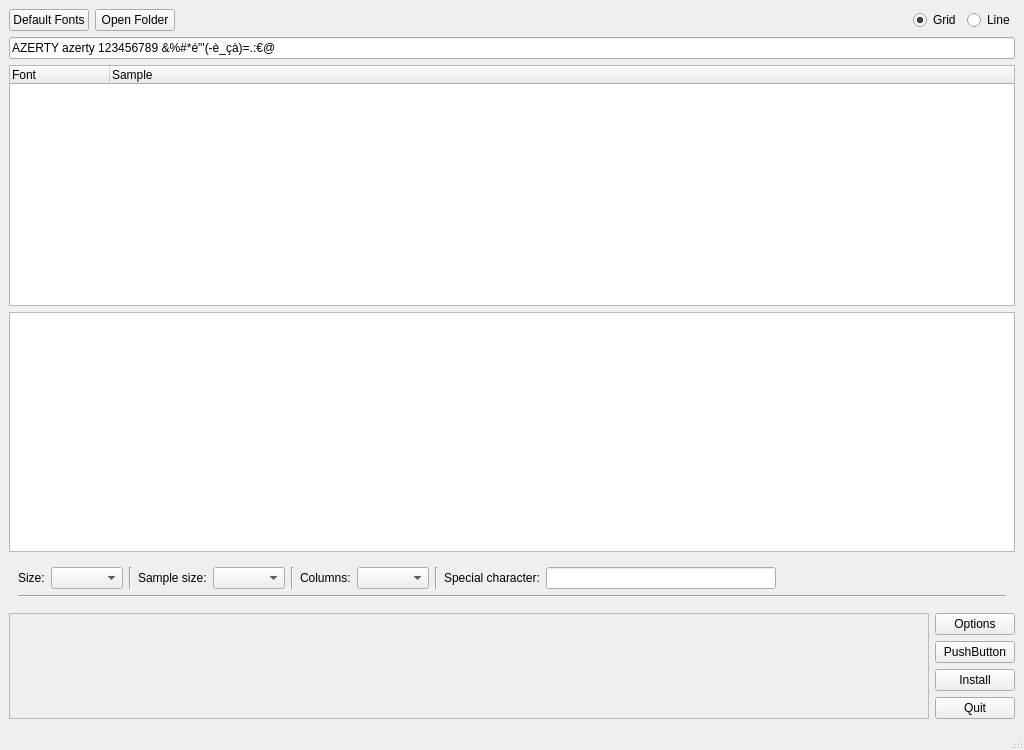
First picture: the form in mainwindow.ui, repository lbaudouin/FontInstaller, before the edit.
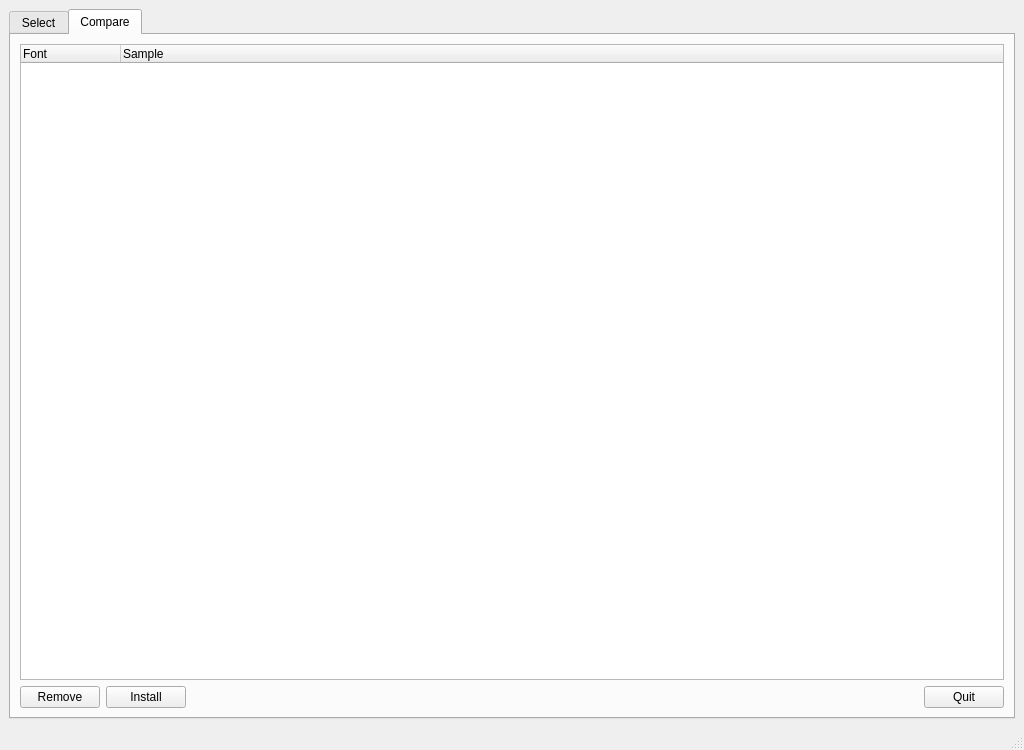
Second picture: the form after the edit. The open tabs and pages were chosen to show the change. Icons and pictures are not drawn.

The edit to the form file:
```diff
--- a/mainwindow.ui
+++ b/mainwindow.ui
@@ -18,7 +18,17 @@
     <normaloff>:/images/icon</normaloff>:/images/icon</iconset>
   </property>
   <widget class="QWidget" name="centralwidget">
-   <layout class="QVBoxLayout" name="verticalLayout_4">
+   <layout class="QVBoxLayout" name="verticalLayout_6">
+    <item>
+     <widget class="QTabWidget" name="tabWidget">
+      <property name="currentIndex">
+       <number>0</number>
+      </property>
+      <widget class="QWidget" name="tabSelect">
+       <attribute name="title">
+        <string>Select</string>
+       </attribute>
+       <layout class="QVBoxLayout" name="verticalLayout_5">
     <item>
      <layout class="QHBoxLayout" name="inputLayout">
       <item>
@@ -221,6 +231,8 @@
     <item>
      <layout class="QHBoxLayout" name="sampleLayout">
       <item>
+           <layout class="QVBoxLayout" name="verticalLayout_4">
+            <item>
        <widget class="QScrollArea" name="scrollSample">
         <property name="sizePolicy">
          <sizepolicy hsizetype="Expanding" vsizetype="Minimum">
@@ -236,12 +248,36 @@
           <rect>
            <x>0</x>
            <y>0</y>
-           <width>896</width>
-           <height>126</height>
-          </rect>
-         </property>
-        </widget>
-       </widget>
+                 <width>885</width>
+                 <height>101</height>
+                </rect>
+               </property>
+               <layout class="QHBoxLayout" name="horizontalLayout_2">
+                <item>
+                 <widget class="QLabel" name="sample">
+                  <property name="text">
+                   <string>Sample</string>
+                  </property>
+                 </widget>
+                </item>
+               </layout>
+              </widget>
+             </widget>
+            </item>
+            <item>
+             <widget class="QLabel" name="fontNameLabel">
+              <property name="sizePolicy">
+               <sizepolicy hsizetype="Preferred" vsizetype="Maximum">
+                <horstretch>0</horstretch>
+                <verstretch>0</verstretch>
+               </sizepolicy>
+              </property>
+              <property name="text">
+               <string>Font name</string>
+              </property>
+             </widget>
+            </item>
+           </layout>
       </item>
       <item>
        <layout class="QVBoxLayout" name="verticalLayout_3">
@@ -258,7 +294,7 @@
         <item>
          <widget class="QPushButton" name="pushButton">
           <property name="text">
-           <string>PushButton</string>
+               <string>Compare</string>
           </property>
          </widget>
         </item>
@@ -281,6 +317,78 @@
      </layout>
     </item>
    </layout>
+       <zorder>tableWidget</zorder>
+       <zorder>treeWidget</zorder>
+       <zorder>optionsWidget</zorder>
+      </widget>
+      <widget class="QWidget" name="tabCompare">
+       <attribute name="title">
+        <string>Compare</string>
+       </attribute>
+       <layout class="QVBoxLayout" name="verticalLayout_2">
+        <item>
+         <widget class="QTreeWidget" name="compareTreeWidget">
+          <property name="selectionMode">
+           <enum>QAbstractItemView::SingleSelection</enum>
+          </property>
+          <property name="textElideMode">
+           <enum>Qt::ElideNone</enum>
+          </property>
+          <column>
+           <property name="text">
+            <string>Font</string>
+           </property>
+          </column>
+          <column>
+           <property name="text">
+            <string>Sample</string>
+           </property>
+          </column>
+         </widget>
+        </item>
+        <item>
+         <layout class="QHBoxLayout" name="horizontalLayout">
+          <item>
+           <widget class="QPushButton" name="removeButton">
+            <property name="text">
+             <string>Remove</string>
+            </property>
+           </widget>
+          </item>
+          <item>
+           <widget class="QPushButton" name="installButton">
+            <property name="text">
+             <string>Install</string>
+            </property>
+           </widget>
+          </item>
+          <item>
+           <spacer name="horizontalSpacer_2">
+            <property name="orientation">
+             <enum>Qt::Horizontal</enum>
+            </property>
+            <property name="sizeHint" stdset="0">
+             <size>
+              <width>40</width>
+              <height>20</height>
+             </size>
+            </property>
+           </spacer>
+          </item>
+          <item>
+           <widget class="QPushButton" name="quitButton">
+            <property name="text">
+             <string>Quit</string>
+            </property>
+           </widget>
+          </item>
+         </layout>
+        </item>
+       </layout>
+      </widget>
+     </widget>
+    </item>
+   </layout>
   </widget>
   <widget class="QStatusBar" name="statusBar"/>
  </widget>
```
Left out of the diff: 23 changed lines with no effect on the pictures. Lines whose indentation alone changed are shown as unchanged.
